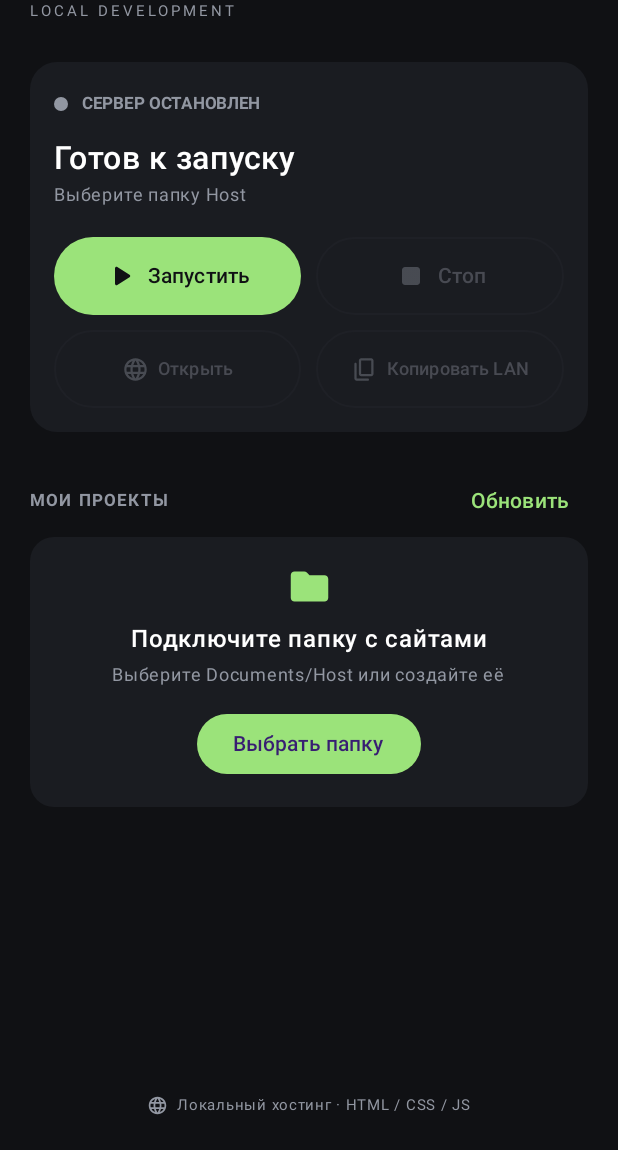
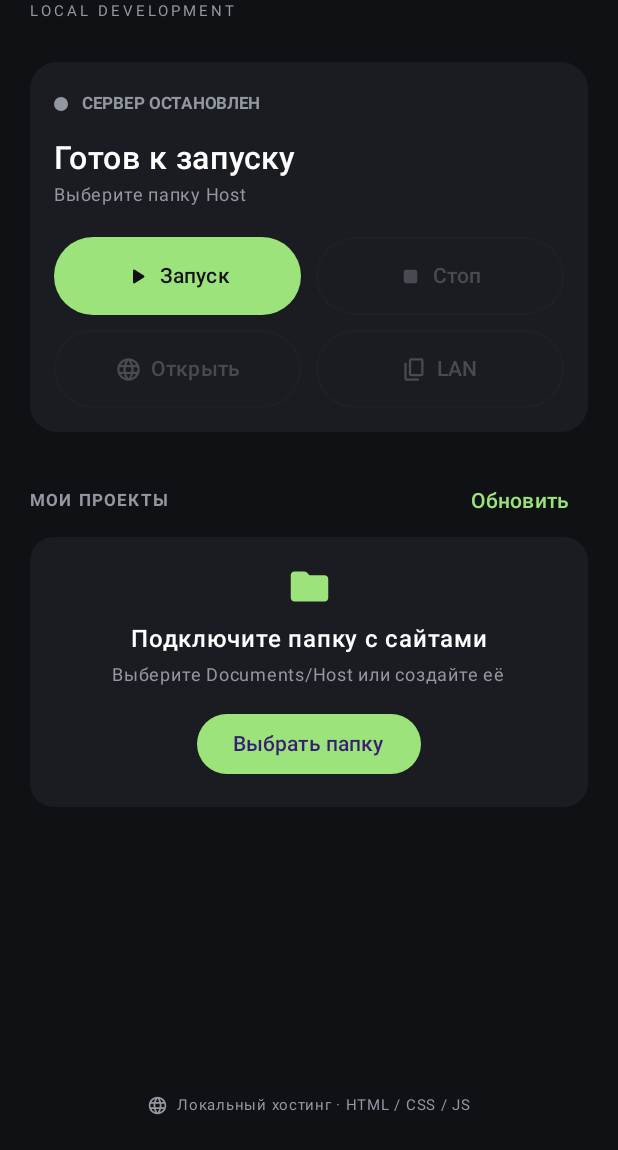
Before and after one commit to FronGee521/EasyHost, an Android app built with Jetpack Compose: the screen it shows after launch (MainActivity), on a phone screen of 412 x 824 dp, the part 86-1236 px from its top. Run offline under Robolectric (Android 15) with nearby library versions, the phone set to English and light mode, and no system bars.

Commit message:
Update MainActivity.kt

```diff
--- a/app/src/main/java/com/easyhost/MainActivity.kt
+++ b/app/src/main/java/com/easyhost/MainActivity.kt
@@ -23,13 +23,11 @@ import androidx.compose.foundation.lazy.LazyColumn
 import androidx.compose.foundation.lazy.items
 import androidx.compose.foundation.shape.RoundedCornerShape
 import androidx.compose.material.icons.Icons
-import androidx.compose.material.icons.rounded.Add
 import androidx.compose.material.icons.rounded.Folder
 import androidx.compose.material.icons.rounded.Language
 import androidx.compose.material.icons.rounded.Settings
 import androidx.compose.material.icons.rounded.Stop
 import androidx.compose.material.icons.rounded.ContentCopy
-import androidx.compose.material.icons.rounded.Refresh
 import androidx.compose.material.icons.rounded.PlayArrow
 import androidx.compose.material3.*
 import androidx.compose.runtime.*
@@ -38,6 +36,7 @@ import androidx.compose.ui.Modifier
 import androidx.compose.ui.graphics.Color
 import androidx.compose.ui.platform.LocalContext
 import androidx.compose.ui.text.font.FontWeight
+import androidx.compose.ui.text.style.TextOverflow
 import androidx.compose.ui.unit.dp
 import androidx.compose.ui.unit.sp
 import androidx.documentfile.provider.DocumentFile
@@ -129,9 +128,12 @@ fun EasyHostApp() {
         val root = DocumentFile.fromTreeUri(context, uri)
         sites = root?.listFiles()?.filter { it.isDirectory }?.map { dir ->
             val children = dir.listFiles()
-            Site(dir.name ?: "Без названия", uri,
-                children.any { it.name.equals("index.html", true) },
-                children.any { it.name.equals("index.php", true) })
+            Site(
+                name = dir.name ?: "Без названия",
+                uri = dir.uri, // было uri (root) — это был баг
+                hasIndex = children.any { it.name.equals("index.html", true) },
+                hasPhp = children.any { it.name.equals("index.php", true) }
+            )
         }?.sortedBy { it.name.lowercase() } ?: emptyList()
         val saved = prefs.getString("selected_project", null)
         if (selected == null && saved != null) selected = sites.firstOrNull { it.name == saved }
@@ -156,6 +158,7 @@ fun EasyHostApp() {
         val ip = wifi.connectionInfo.ipAddress
         if (ip == 0) null else Formatter.formatIpAddress(ip)
     } catch (_: Exception) { null }
+
     fun copyAddress(value: String) {
         val clipboard = context.getSystemService(android.content.Context.CLIPBOARD_SERVICE) as ClipboardManager
         clipboard.setPrimaryClip(ClipData.newPlainText("EasyHost URL", value))
@@ -171,8 +174,12 @@ fun EasyHostApp() {
             Column(Modifier.fillMaxSize().padding(horizontal = 20.dp, vertical = 18.dp)) {
                 Row(verticalAlignment = Alignment.CenterVertically) {
                     Column(Modifier.weight(1f)) {
-                        Text("Изи Хост", fontSize = 29.sp, fontWeight = FontWeight.Bold)
-                        Text("LOCAL DEVELOPMENT", color = Muted, fontSize = 10.sp, letterSpacing = 2.sp)
+                        Text("Изи Хост", fontSize = 29.sp, fontWeight = FontWeight.Bold, maxLines = 1)
+                        Text(
+                            "LOCAL DEVELOPMENT",
+                            color = Muted, fontSize = 10.sp, letterSpacing = 2.sp,
+                            maxLines = 1, overflow = TextOverflow.Ellipsis
+                        )
                     }
                     IconButton(onClick = { showSettings = true }) {
                         Icon(Icons.Rounded.Settings, contentDescription = "Настройки", tint = Muted)
@@ -184,13 +191,24 @@ fun EasyHostApp() {
                         Row(verticalAlignment = Alignment.CenterVertically) {
                             Box(Modifier.size(9.dp).background(if (running) Accent else Muted, RoundedCornerShape(50)))
                             Spacer(Modifier.width(9.dp))
-                            Text(if (running) "СЕРВЕР РАБОТАЕТ" else "СЕРВЕР ОСТАНОВЛЕН",
-                                color = if (running) Accent else Muted, fontSize = 11.sp, fontWeight = FontWeight.Bold)
+                            Text(
+                                if (running) "СЕРВЕР РАБОТАЕТ" else "СЕРВЕР ОСТАНОВЛЕН",
+                                color = if (running) Accent else Muted,
+                                fontSize = 11.sp, fontWeight = FontWeight.Bold,
+                                maxLines = 1, overflow = TextOverflow.Ellipsis
+                            )
                         }
                         Spacer(Modifier.height(12.dp))
-                        Text(if (running) "http://127.0.0.1:$port" else "Готов к запуску",
-                            fontSize = 21.sp, fontWeight = FontWeight.SemiBold)
-                        Text(status, color = Muted, fontSize = 12.sp)
+                        Text(
+                            if (running) "http://127.0.0.1:$port" else "Готов к запуску",
+                            fontSize = 21.sp, fontWeight = FontWeight.SemiBold,
+                            maxLines = 1, overflow = TextOverflow.Ellipsis
+                        )
+                        Text(
+                            status,
+                            color = Muted, fontSize = 12.sp,
+                            maxLines = 2, overflow = TextOverflow.Ellipsis
+                        )
                         Spacer(Modifier.height(16.dp))
                         Row(horizontalArrangement = Arrangement.spacedBy(10.dp)) {
                             Button(
@@ -206,70 +224,114 @@ fun EasyHostApp() {
                                             running = true
                                             status = "Раздаётся ${site.name}"
                                             showServerNotification(context, port, site.name)
-                                        } catch (e: Exception) { running = false; hideServerNotification(context); status = e.message ?: "Ошибка запуска" }
+                                        } catch (e: Exception) {
+                                            running = false
+                                            hideServerNotification(context)
+                                            status = e.message ?: "Ошибка запуска"
+                                        }
                                     }
                                 },
                                 enabled = !running,
                                 colors = ButtonDefaults.buttonColors(containerColor = Accent, contentColor = Bg),
-                                modifier = Modifier.weight(1f).height(52.dp), contentPadding = PaddingValues(horizontal = 6.dp)
-                            ) { Icon(Icons.Rounded.PlayArrow, null); Spacer(Modifier.width(6.dp)); Text("Запустить") }
-                            OutlinedButton(onClick = {
-                                server?.stop(); server = null; running = false; status = "Сервер остановлен"; hideServerNotification(context)
-                            }, enabled = running, modifier = Modifier.weight(1f).height(52.dp), contentPadding = PaddingValues(horizontal = 6.dp)) {
-                                Icon(Icons.Rounded.Stop, null); Spacer(Modifier.width(6.dp)); Text("Стоп")
+                                modifier = Modifier.weight(1f).height(52.dp),
+                                contentPadding = PaddingValues(horizontal = 8.dp)
+                            ) {
+                                Icon(Icons.Rounded.PlayArrow, null, modifier = Modifier.size(18.dp))
+                                Spacer(Modifier.width(6.dp))
+                                Text("Запуск", maxLines = 1, overflow = TextOverflow.Ellipsis)
+                            }
+                            OutlinedButton(
+                                onClick = {
+                                    server?.stop(); server = null; running = false
+                                    status = "Сервер остановлен"; hideServerNotification(context)
+                                },
+                                enabled = running,
+                                modifier = Modifier.weight(1f).height(52.dp),
+                                contentPadding = PaddingValues(horizontal = 8.dp)
+                            ) {
+                                Icon(Icons.Rounded.Stop, null, modifier = Modifier.size(18.dp))
+                                Spacer(Modifier.width(6.dp))
+                                Text("Стоп", maxLines = 1, overflow = TextOverflow.Ellipsis)
                             }
                         }
                         Spacer(Modifier.height(10.dp))
                         Row(horizontalArrangement = Arrangement.spacedBy(10.dp)) {
                             OutlinedButton(
                                 onClick = {
-                                    try { context.startActivity(Intent(Intent.ACTION_VIEW, Uri.parse("http://127.0.0.1:$port"))) }
-                                    catch (_: Exception) { status = "Не удалось открыть браузер" }
+                                    try {
+                                        context.startActivity(Intent(Intent.ACTION_VIEW, Uri.parse("http://127.0.0.1:$port")))
+                                    } catch (_: Exception) {
+                                        status = "Не удалось открыть браузер"
+                                    }
                                 },
                                 enabled = running,
                                 modifier = Modifier.weight(1f).height(52.dp),
-                                contentPadding = PaddingValues(horizontal = 6.dp)
+                                contentPadding = PaddingValues(horizontal = 8.dp)
                             ) {
                                 Icon(Icons.Rounded.Language, null, modifier = Modifier.size(18.dp))
-                                Spacer(Modifier.width(6.dp)); Text("Открыть", maxLines = 1, fontSize = 12.sp)
+                                Spacer(Modifier.width(6.dp))
+                                Text("Открыть", maxLines = 1, overflow = TextOverflow.Ellipsis)
                             }
                             OutlinedButton(
                                 onClick = {
                                     val ip = lanIp()
-                                    if (ip != null) copyAddress("http://$ip:$port") else status = "Не удалось определить IP Wi-Fi"
+                                    if (ip != null) copyAddress("http://$ip:$port")
+                                    else status = "Не удалось определить IP Wi-Fi"
                                 },
                                 enabled = running,
                                 modifier = Modifier.weight(1f).height(52.dp),
-                                contentPadding = PaddingValues(horizontal = 6.dp)
+                                contentPadding = PaddingValues(horizontal = 8.dp)
                             ) {
                                 Icon(Icons.Rounded.ContentCopy, null, modifier = Modifier.size(18.dp))
-                                Spacer(Modifier.width(6.dp)); Text("Копировать LAN", maxLines = 1, fontSize = 12.sp)
+                                Spacer(Modifier.width(6.dp))
+                                Text("LAN", maxLines = 1, overflow = TextOverflow.Ellipsis)
                             }
                         }
                         if (running) {
                             Spacer(Modifier.height(8.dp))
-                            Text("Для других устройств: ${lanIp()?.let { "http://$it:$port" } ?: "IP Wi-Fi недоступен"}", color = Muted, fontSize = 11.sp)
+                            Text(
+                                "Для других устройств: " +
+                                    (lanIp()?.let { "http://$it:$port" } ?: "IP Wi-Fi недоступен"),
+                                color = Muted, fontSize = 11.sp,
+                                maxLines = 2, overflow = TextOverflow.Ellipsis
+                            )
                         }
                     }
                 }
                 Spacer(Modifier.height(22.dp))
                 Row(verticalAlignment = Alignment.CenterVertically) {
-                    Text("МОИ ПРОЕКТЫ", color = Muted, fontSize = 11.sp, fontWeight = FontWeight.Bold, letterSpacing = 1.5.sp, modifier = Modifier.weight(1f))
-                    TextButton(onClick = { rootUri?.let { scan(it) } }) { Text("Обновить", color = Accent) }
+                    Text(
+                        "МОИ ПРОЕКТЫ", color = Muted, fontSize = 11.sp,
+                        fontWeight = FontWeight.Bold, letterSpacing = 1.5.sp,
+                        modifier = Modifier.weight(1f), maxLines = 1
+                    )
+                    TextButton(onClick = { rootUri?.let { scan(it) } }) {
+                        Text("Обновить", color = Accent, maxLines = 1)
+                    }
                 }
                 if (rootUri == null) {
                     Card(colors = CardDefaults.cardColors(containerColor = Panel), shape = RoundedCornerShape(16.dp)) {
                         Column(Modifier.fillMaxWidth().padding(18.dp), horizontalAlignment = Alignment.CenterHorizontally) {
                             Icon(Icons.Rounded.Folder, null, tint = Accent, modifier = Modifier.size(30.dp))
                             Spacer(Modifier.height(8.dp))
-                            Text("Подключите папку с сайтами", fontWeight = FontWeight.Medium)
-                            Text("Выберите Documents/Host или создайте её", color = Muted, fontSize = 12.sp)
+                            Text("Подключите папку с сайтами", fontWeight = FontWeight.Medium, maxLines = 1, overflow = TextOverflow.Ellipsis)
+                            Text(
+                                "Выберите Documents/Host или создайте её",
+                                color = Muted, fontSize = 12.sp,
+                                maxLines = 2, overflow = TextOverflow.Ellipsis
+                            )
                             Spacer(Modifier.height(10.dp))
-                            Button(onClick = { folderPicker.launch(null) }) { Text("Выбрать папку") }
+                            Button(onClick = { folderPicker.launch(null) }) {
+                                Text("Выбрать папку", maxLines = 1)
+                            }
                         }
                     }
                 } else if (sites.isEmpty()) {
-                    Text("Пока нет проектов. Создайте папку сайта внутри Host.", color = Muted, fontSize = 13.sp)
+                    Text(
+                        "Пока нет проектов. Создайте папку сайта внутри Host.",
+                        color = Muted, fontSize = 13.sp,
+                        maxLines = 2, overflow = TextOverflow.Ellipsis
+                    )
                 } else {
                     LazyColumn(verticalArrangement = Arrangement.spacedBy(9.dp)) {
                         items(sites) { site ->
@@ -283,25 +345,43 @@ fun EasyHostApp() {
                                     Icon(Icons.Rounded.Folder, null, tint = if (active) Accent else Muted)
                                     Spacer(Modifier.width(12.dp))
                                     Column(Modifier.weight(1f)) {
-                                        Text(site.name, fontWeight = FontWeight.SemiBold)
-                                        Text(buildString {
-                                            if (site.hasIndex) append("HTML")
-                                            if (site.hasIndex && site.hasPhp) append("  ·  ")
-                                            if (site.hasPhp) append("PHP")
-                                            if (!site.hasIndex && !site.hasPhp) append("Нет index.html / index.php")
-                                        }, color = Muted, fontSize = 11.sp)
+                                        Text(
+                                            site.name, fontWeight = FontWeight.SemiBold,
+                                            maxLines = 1, overflow = TextOverflow.Ellipsis
+                                        )
+                                        Text(
+                                            buildString {
+                                                if (site.hasIndex) append("HTML")
+                                                if (site.hasIndex && site.hasPhp) append("  ·  ")
+                                                if (site.hasPhp) append("PHP")
+                                                if (!site.hasIndex && !site.hasPhp) append("Нет index.html / index.php")
+                                            },
+                                            color = Muted, fontSize = 11.sp,
+                                            maxLines = 1, overflow = TextOverflow.Ellipsis
+                                        )
                                     }
-                                    if (active) Text("ВЫБРАН", color = Accent, fontSize = 9.sp, fontWeight = FontWeight.Bold)
+                                    if (active) Text(
+                                        "ВЫБРАН", color = Accent, fontSize = 9.sp,
+                                        fontWeight = FontWeight.Bold, maxLines = 1
+                                    )
                                 }
                             }
                         }
                     }
                 }
                 Spacer(Modifier.weight(1f))
-                Row(verticalAlignment = Alignment.CenterVertically, horizontalArrangement = Arrangement.Center, modifier = Modifier.fillMaxWidth()) {
+                Row(
+                    verticalAlignment = Alignment.CenterVertically,
+                    horizontalArrangement = Arrangement.Center,
+                    modifier = Modifier.fillMaxWidth()
+                ) {
                     Icon(Icons.Rounded.Language, null, tint = Muted, modifier = Modifier.size(14.dp))
                     Spacer(Modifier.width(6.dp))
-                    Text("Локальный хостинг · HTML / CSS / JS", color = Muted, fontSize = 10.sp)
+                    Text(
+                        "Локальный хостинг · HTML / CSS / JS",
+                        color = Muted, fontSize = 10.sp,
+                        maxLines = 1, overflow = TextOverflow.Ellipsis
+                    )
                 }
             }
         }
@@ -315,12 +395,18 @@ fun EasyHostApp() {
                     Column {
                         Text("Порт сервера", color = Muted, fontSize = 12.sp)
                         Spacer(Modifier.height(6.dp))
-                        OutlinedTextField(value = port, onValueChange = { port = it.filter(Char::isDigit).take(5) }, singleLine = true)
+                        OutlinedTextField(
+                            value = port,
+                            onValueChange = { port = it.filter(Char::isDigit).take(5) },
+                            singleLine = true
+                        )
                         Spacer(Modifier.height(8.dp))
                         Text("Диапазон: 1024–65535", color = Muted, fontSize = 11.sp)
                     }
                 },
-                confirmButton = { TextButton(onClick = { showSettings = false }) { Text("Готово") } }
+                confirmButton = {
+                    TextButton(onClick = { showSettings = false }) { Text("Готово") }
+                }
             )
         }
     }
```
